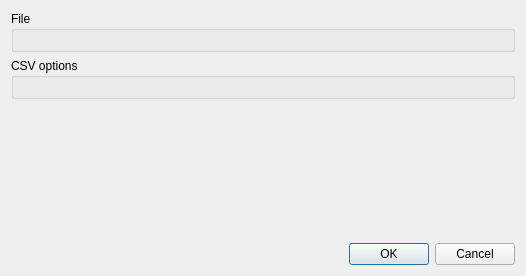
scandyna/multidiagtools, file src/mdtcsv/mdtCsvFileParserSettingsDialog.ui: the form before one commit.
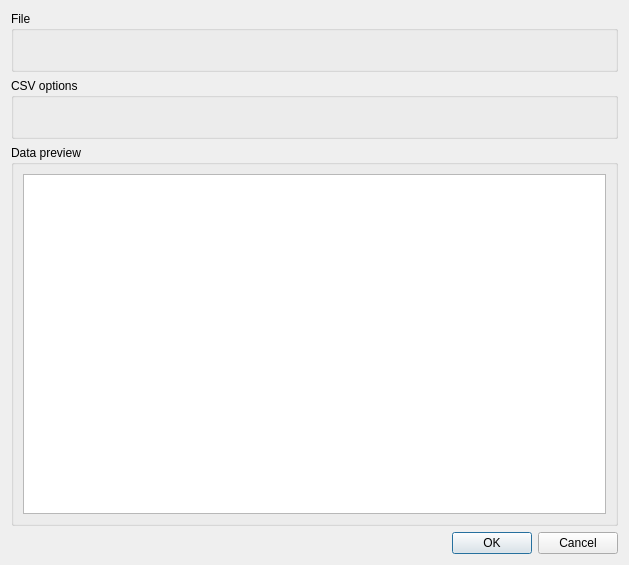
The form after the commit. Custom widgets are drawn as their Qt base class.

Commit message: Working on CSV import data preview

```diff
--- a/src/mdtcsv/mdtCsvFileParserSettingsDialog.ui
+++ b/src/mdtcsv/mdtCsvFileParserSettingsDialog.ui
@@ -6,8 +6,8 @@
    <rect>
     <x>0</x>
     <y>0</y>
-    <width>526</width>
-    <height>276</height>
+    <width>629</width>
+    <height>565</height>
    </rect>
   </property>
   <property name="windowTitle">
@@ -19,9 +19,35 @@
      <property name="title">
       <string>File</string>
      </property>
-     <layout class="QVBoxLayout" name="verticalLayout_3">
+     <layout class="QHBoxLayout" name="horizontalLayout_2">
       <item>
-       <widget class="mdtCsvFileSettingsWidget" name="wFileSettings" native="true"/>
+       <widget class="mdtCsvFileSettingsWidget" name="wFileSettings" native="true">
+        <property name="sizePolicy">
+         <sizepolicy hsizetype="Minimum" vsizetype="Preferred">
+          <horstretch>0</horstretch>
+          <verstretch>0</verstretch>
+         </sizepolicy>
+        </property>
+        <property name="minimumSize">
+         <size>
+          <width>50</width>
+          <height>20</height>
+         </size>
+        </property>
+       </widget>
+      </item>
+      <item>
+       <spacer name="horizontalSpacer_2">
+        <property name="orientation">
+         <enum>Qt::Horizontal</enum>
+        </property>
+        <property name="sizeHint" stdset="0">
+         <size>
+          <width>40</width>
+          <height>20</height>
+         </size>
+        </property>
+       </spacer>
       </item>
      </layout>
     </widget>
@@ -31,25 +57,44 @@
      <property name="title">
       <string>CSV options</string>
      </property>
-     <layout class="QVBoxLayout" name="verticalLayout">
+     <layout class="QHBoxLayout" name="horizontalLayout">
       <item>
-       <widget class="mdtCsvParserSettingsWidget" name="wCsvSettings" native="true"/>
+       <widget class="mdtCsvParserSettingsWidget" name="wCsvSettings" native="true">
+        <property name="minimumSize">
+         <size>
+          <width>50</width>
+          <height>20</height>
+         </size>
+        </property>
+       </widget>
+      </item>
+      <item>
+       <spacer name="horizontalSpacer">
+        <property name="orientation">
+         <enum>Qt::Horizontal</enum>
+        </property>
+        <property name="sizeHint" stdset="0">
+         <size>
+          <width>40</width>
+          <height>20</height>
+         </size>
+        </property>
+       </spacer>
       </item>
      </layout>
     </widget>
    </item>
    <item>
-    <spacer name="verticalSpacer">
-     <property name="orientation">
-      <enum>Qt::Vertical</enum>
+    <widget class="QGroupBox" name="gbDataPreview">
+     <property name="title">
+      <string>Data preview</string>
      </property>
-     <property name="sizeHint" stdset="0">
-      <size>
-       <width>20</width>
-       <height>40</height>
-      </size>
-     </property>
-    </spacer>
+     <layout class="QVBoxLayout" name="verticalLayout_4">
+      <item>
+       <widget class="QTableView" name="tvDataPreview"/>
+      </item>
+     </layout>
+    </widget>
    </item>
    <item>
     <widget class="QDialogButtonBox" name="buttonBox">
```
The commit also changes 60 other files.
